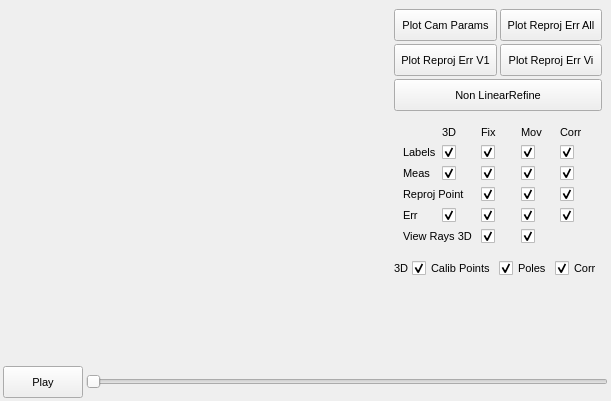
Old version of the form csSkiTracker/skiTrackerApp/Window.ui in the repository cscosine/csSkiTracker.
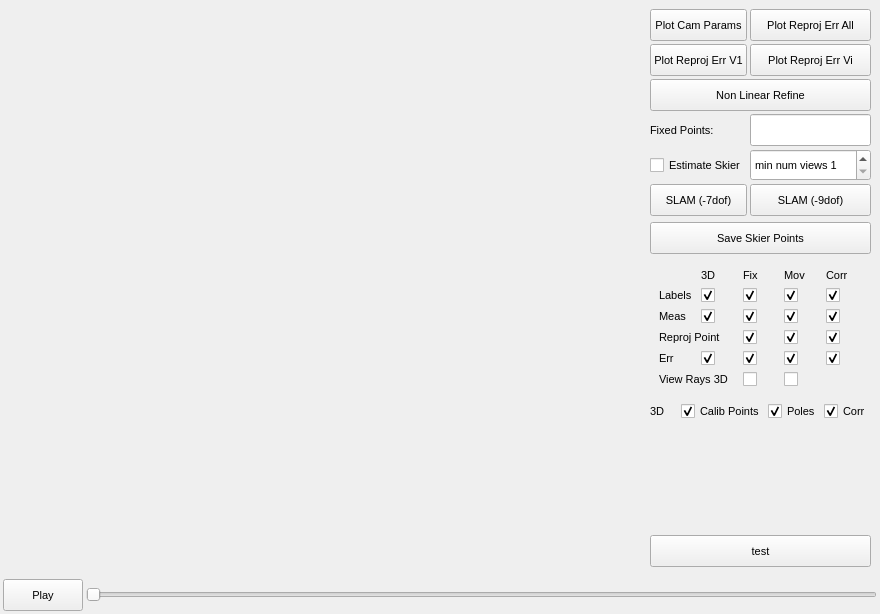
New version of the form. Custom widgets are drawn as their Qt base class.

Commit message: add missing code for skier shape reconstruction and visualization

Diff of the .ui file:
```diff
--- a/csSkiTracker/skiTrackerApp/Window.ui
+++ b/csSkiTracker/skiTrackerApp/Window.ui
@@ -6,8 +6,8 @@
    <rect>
     <x>0</x>
     <y>0</y>
-    <width>611</width>
-    <height>401</height>
+    <width>880</width>
+    <height>614</height>
    </rect>
   </property>
   <property name="sizePolicy">
@@ -52,7 +52,7 @@
     </property>
     <item>
      <widget class="QWidget" name="widget_2" native="true">
-      <layout class="QHBoxLayout" name="horizontalLayout_2">
+      <layout class="QHBoxLayout" name="horizontalLayout_2" stretch="1,0">
        <property name="spacing">
         <number>3</number>
        </property>
@@ -129,8 +129,8 @@
              <property name="spacing">
               <number>3</number>
              </property>
-             <item row="1" column="0">
-              <widget class="QPushButton" name="pushButtonPlotReprojErrV1">
+             <item row="2" column="0" colspan="2">
+              <widget class="QPushButton" name="pushButtonNonLinearRefine">
                <property name="minimumSize">
                 <size>
                  <width>0</width>
@@ -138,7 +138,7 @@
                 </size>
                </property>
                <property name="text">
-                <string>Plot Reproj Err V1</string>
+                <string>Non Linear Refine</string>
                </property>
               </widget>
              </item>
@@ -155,6 +155,39 @@
                </property>
               </widget>
              </item>
+             <item row="3" column="0">
+              <widget class="QLabel" name="label_11">
+               <property name="text">
+                <string>Fixed Points:</string>
+               </property>
+              </widget>
+             </item>
+             <item row="1" column="0">
+              <widget class="QPushButton" name="pushButtonPlotReprojErrV1">
+               <property name="minimumSize">
+                <size>
+                 <width>0</width>
+                 <height>32</height>
+                </size>
+               </property>
+               <property name="text">
+                <string>Plot Reproj Err V1</string>
+               </property>
+              </widget>
+             </item>
+             <item row="0" column="1">
+              <widget class="QPushButton" name="pushButtonReprojErrSummary">
+               <property name="minimumSize">
+                <size>
+                 <width>0</width>
+                 <height>32</height>
+                </size>
+               </property>
+               <property name="text">
+                <string>Plot Reproj Err All</string>
+               </property>
+              </widget>
+             </item>
              <item row="0" column="0">
               <widget class="QPushButton" name="pushButtonPlotCameraParams">
                <property name="minimumSize">
@@ -168,21 +201,31 @@
                </property>
               </widget>
              </item>
-             <item row="0" column="1">
-              <widget class="QPushButton" name="pushButtonReprojErrSummary">
+             <item row="3" column="1">
+              <widget class="QLineEdit" name="lineEditFixedPointsIds">
                <property name="minimumSize">
                 <size>
                  <width>0</width>
                  <height>32</height>
                 </size>
                </property>
+              </widget>
+             </item>
+             <item row="6" column="0">
+              <widget class="QPushButton" name="pushButtonNonLinearRefinePoints2Fix">
+               <property name="minimumSize">
+                <size>
+                 <width>0</width>
+                 <height>32</height>
+                </size>
+               </property>
                <property name="text">
-                <string>Plot Reproj Err All</string>
+                <string>SLAM (-7dof)</string>
                </property>
               </widget>
              </item>
-             <item row="2" column="0" colspan="2">
-              <widget class="QPushButton" name="pushButtonNonLinearRefine">
+             <item row="6" column="1">
+              <widget class="QPushButton" name="pushButtonNonLinearRefinePoints3Fix">
                <property name="minimumSize">
                 <size>
                  <width>0</width>
@@ -190,13 +233,61 @@
                 </size>
                </property>
                <property name="text">
-                <string>Non LinearRefine</string>
+                <string>SLAM (-9dof)</string>
+               </property>
+              </widget>
+             </item>
+             <item row="4" column="1">
+              <widget class="QSpinBox" name="spinBoxMinNumViews">
+               <property name="minimumSize">
+                <size>
+                 <width>0</width>
+                 <height>32</height>
+                </size>
+               </property>
+               <property name="toolTip">
+                <string extracomment="1 = at least fixed and movable, &gt;=2 allow only movable"/>
+               </property>
+               <property name="prefix">
+                <string>min num views </string>
+               </property>
+               <property name="minimum">
+                <number>1</number>
+               </property>
+               <property name="maximum">
+                <number>100</number>
+               </property>
+              </widget>
+             </item>
+             <item row="4" column="0">
+              <widget class="QCheckBox" name="checkBoxEstimateSkier">
+               <property name="minimumSize">
+                <size>
+                 <width>0</width>
+                 <height>32</height>
+                </size>
+               </property>
+               <property name="text">
+                <string>Estimate Skier</string>
                </property>
               </widget>
              </item>
             </layout>
            </widget>
           </item>
+          <item>
+           <widget class="QPushButton" name="pushButtonSaveSkierPoints">
+            <property name="minimumSize">
+             <size>
+              <width>0</width>
+              <height>32</height>
+             </size>
+            </property>
+            <property name="text">
+             <string>Save Skier Points</string>
+            </property>
+           </widget>
+          </item>
           <item>
            <widget class="QWidget" name="widget_4" native="true">
             <layout class="QGridLayout" name="gridLayout_2">
@@ -216,7 +307,7 @@
                 <string/>
                </property>
                <property name="checked">
-                <bool>true</bool>
+                <bool>false</bool>
                </property>
               </widget>
              </item>
@@ -348,7 +439,7 @@
                 <string/>
                </property>
                <property name="checked">
-                <bool>true</bool>
+                <bool>false</bool>
                </property>
               </widget>
              </item>
@@ -513,6 +604,19 @@
             </property>
            </spacer>
           </item>
+          <item>
+           <widget class="QPushButton" name="pushButtonTest">
+            <property name="minimumSize">
+             <size>
+              <width>0</width>
+              <height>32</height>
+             </size>
+            </property>
+            <property name="text">
+             <string>test</string>
+            </property>
+           </widget>
+          </item>
          </layout>
         </widget>
        </item>
```
The commit also changes 31 other files.
